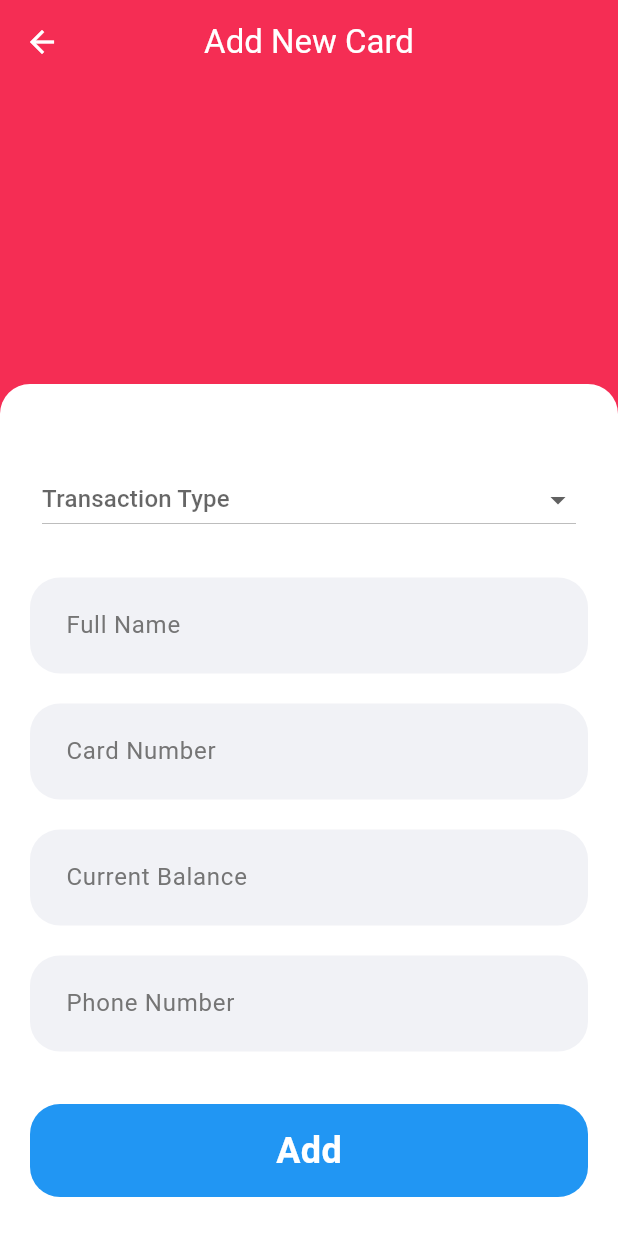
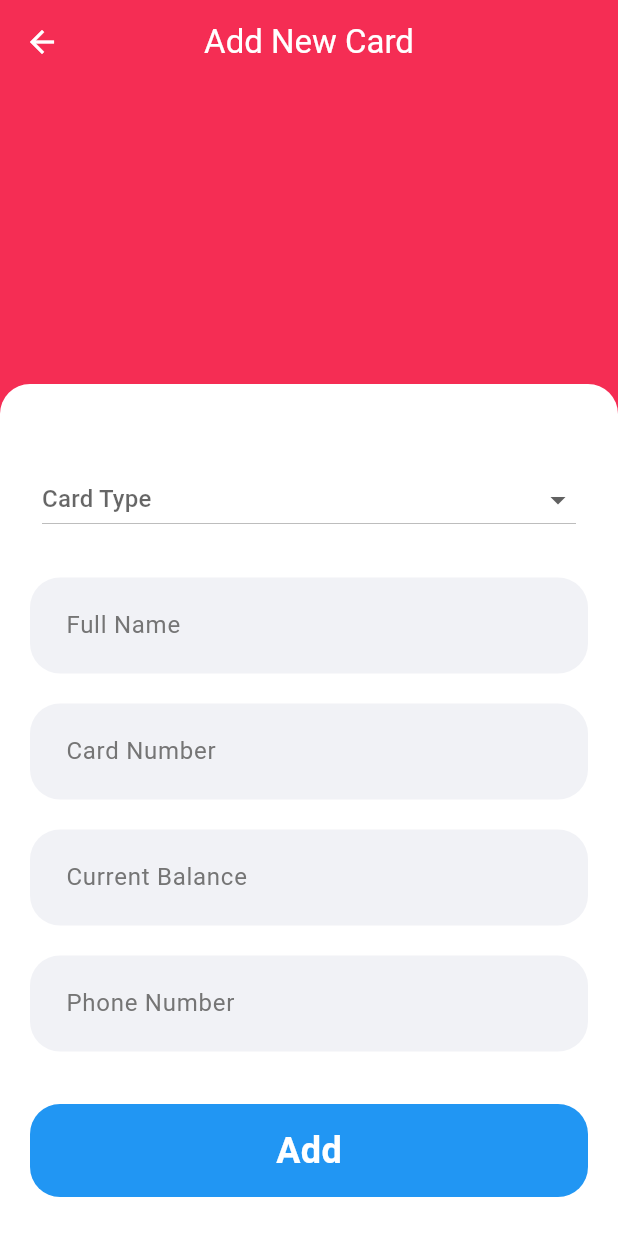
Before and after one commit to monzerabdullah/katib_kashi, a Flutter app: the NewCardView screen opened directly, on a phone screen of 412 x 824 dp. Run offline on Flutter 3.47's test engine with Material 3 defaults, Android fonts, the phone set to English and light mode, and no system bars; our stand-ins replace carousel_slider, flutter_svg; missing offline and left inert: dart:ffi.

Commit message:
fixing card type selecting dropdown button hint text

```diff
--- a/lib/views/add_new_card_view.dart
+++ b/lib/views/add_new_card_view.dart
@@ -92,7 +92,7 @@ class _NewCardViewState extends State<NewCardView> {
                             });
                           },
                           isExpanded: true,
-                          hint: const Text('Transaction Type'),
+                          hint: const Text('Card Type'),
                           value: cardType,
                           items: const [
                             DropdownMenuItem(
```
